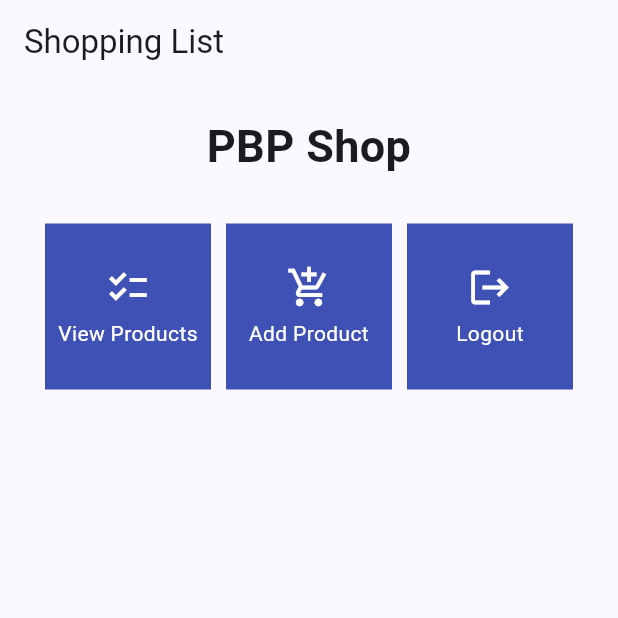
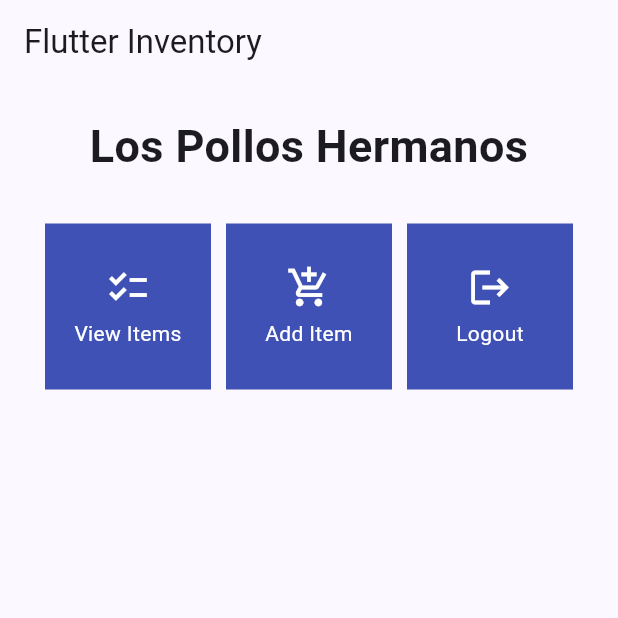
Before and after one commit to TomoriNow/flutter-inventory, a Flutter app: the screen it shows after launch, on a phone screen of 412 x 824 dp, the top half of it. Run offline on Flutter 3.47's test engine with Material 2 defaults, Android fonts, the phone set to English and light mode, and no system bars.

Commit message:
updated buttons

```diff
--- a/lib/menu.dart
+++ b/lib/menu.dart
@@ -4,8 +4,8 @@
     MyHomePage({Key? key}) : super(key: key);
 
     final List<ShopItem> items = [
-      ShopItem("View Products", Icons.checklist),
-      ShopItem("Add Product", Icons.add_shopping_cart),
+      ShopItem("View Items", Icons.checklist),
+      ShopItem("Add Item", Icons.add_shopping_cart),
       ShopItem("Logout", Icons.logout)
     ];
 
@@ -29,7 +29,7 @@
         return Scaffold(
           appBar: AppBar(
             title: const Text(
-              'Shopping List',
+              'Flutter Inventory',
             ),
           ),
           body: SingleChildScrollView(
@@ -43,7 +43,7 @@
                     padding: EdgeInsets.only(top: 10.0, bottom: 10.0),
                     // Text widget to display text with center alignment and appropriate style
                     child: Text(
-                      'PBP Shop', // Text indicating the shop name
+                      'Los Pollos Hermanos', // Text indicating the shop name
                       textAlign: TextAlign.center,
                       style: TextStyle(
                         fontSize: 30,
```
